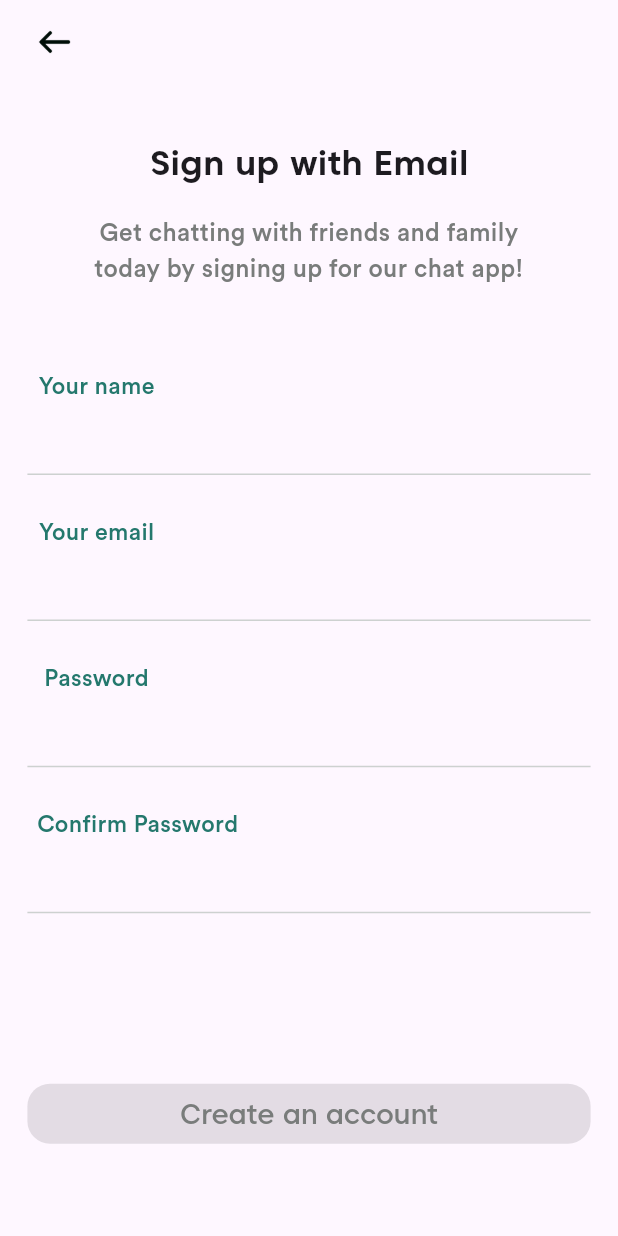
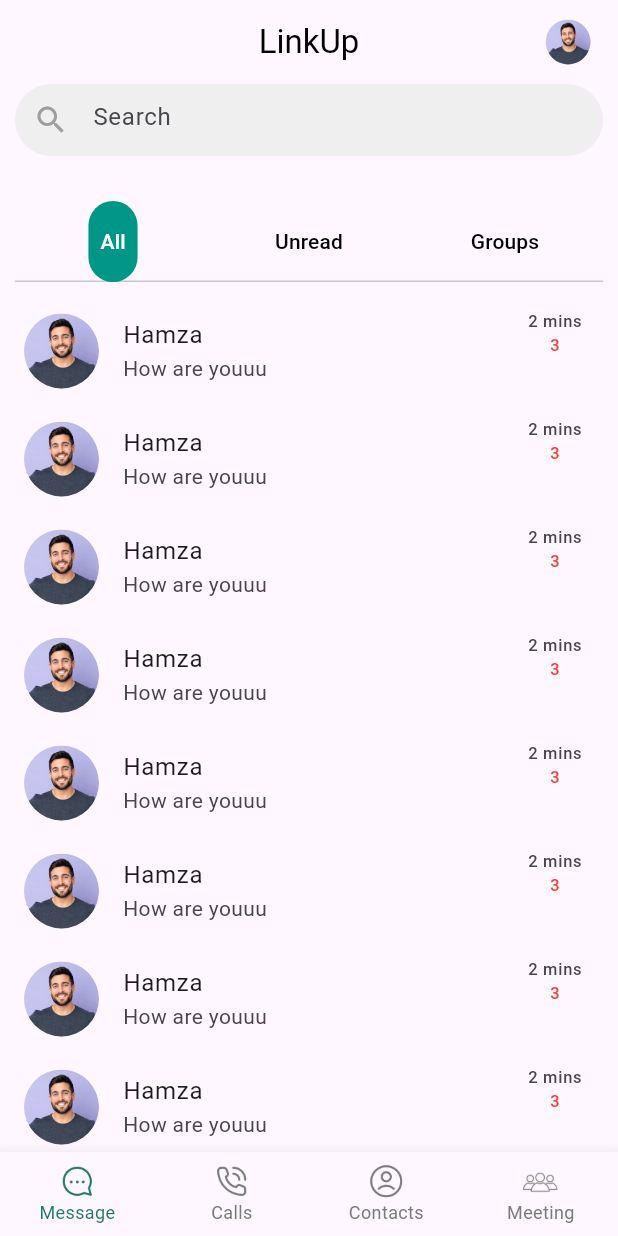
Before and after one commit to HamzaIqbal19/chattingApp, a Flutter app: the screen it shows after launch, after a tap on "Sign up with mail", on a phone screen of 412 x 824 dp. Run offline on Flutter 3.47's test engine with Material 3 defaults, Android fonts, the phone set to English and light mode, and no system bars; our stand-ins replace email_validator, flutter_keyboard_visibility, flutter_screenutil, get.

Commit message:
homescreen working

```diff
--- a/lib/View/Constants/app_assets.dart
+++ b/lib/View/Constants/app_assets.dart
@@ -9,7 +9,7 @@ class AppAssets {
   static const blackGoogle = "assets/images/google blackBg.png";
   static const whiteGoogle = "assets/images/google whiteBg.png";
   static const backButton = "assets/images/Back.png";
-  static const call = "assets/images/call.png";
+  static const call = "assets/images/Call.png";
   static const camera = "assets/images/camera.png";
   static const files = "assets/images/files.png";
   static const attachment = "assets/images/attachment.png";
@@ -18,4 +18,10 @@ class AppAssets {
   static const send = "assets/images/send.png";
   static const video = "assets/images/Video.png";
   static const whiteFacebook = "assets/images/facebook whiteBg.png";
+  static const message = "assets/images/Message.png";
+  static const settings = "assets/images/settings.png";
+  static const user = "assets/images/user.png";
+  static const callbottom = "assets/images/Call bottom.png";
+  static const plus = "assets/images/plus.png";
+  static const meeting = "assets/images/meeting.png";
 }
--- a/lib/View/Constants/routeFactories.dart
+++ b/lib/View/Constants/routeFactories.dart
@@ -1,21 +1,27 @@
 import 'package:chatting_app/View/Constants/routeNames.dart';
-import 'package:chatting_app/View/HomeScreen/Home_screen.dart';
-import 'package:chatting_app/View/LoginScreen/loginScreen.dart';
-import 'package:chatting_app/View/SignUpScreen/signupScreen.dart';
-import 'package:chatting_app/View/SplashScreen/splash_screen.dart';
+import 'package:chatting_app/View/Home/homeScreen.dart';
+import 'package:chatting_app/View/Home/widgets/chatScreen.dart';
+import 'package:chatting_app/View/onBoarding/onBoarding.dart';
+import 'package:chatting_app/View/Login/loginScreen.dart';
+import 'package:chatting_app/View/SignUp/signupScreen.dart';
+import 'package:chatting_app/View/Splash/splash_screen.dart';
 import 'package:flutter/cupertino.dart';
 import 'package:flutter/material.dart';
 
 class RouteFactories {
   static GlobalKey<NavigatorState> splashKey = GlobalKey<NavigatorState>();
   static GlobalKey<NavigatorState> loginKey = GlobalKey<NavigatorState>();
+  static GlobalKey<NavigatorState> onBoardingKey = GlobalKey<NavigatorState>();
+  static GlobalKey<NavigatorState> registerKey = GlobalKey<NavigatorState>();
   static GlobalKey<NavigatorState> homeKey = GlobalKey<NavigatorState>();
-  static GlobalKey<NavigatorState> registerKey = GlobalKey<NavigatorState>();
+  static GlobalKey<NavigatorState> chatKey = GlobalKey<NavigatorState>();
 
   static const int splashIndex = 0;
   static const int loginIndex = 1;
-  static const int homeIndex = 2;
+  static const int onBoardingIndex = 2;
   static const int registerIndex = 3;
+  static const int homeIndex = 4;
+  static const int chatIndex = 5;
 
   static GlobalKey<NavigatorState> _currentNavigator = splashKey;
   static GlobalKey<NavigatorState> get currentNavigator => _currentNavigator;
@@ -26,10 +32,14 @@ class RouteFactories {
         _currentNavigator = splashKey;
       case loginIndex:
         _currentNavigator = loginKey;
+      case onBoardingIndex:
+        _currentNavigator = onBoardingKey;
+      case registerIndex:
+        _currentNavigator = registerKey;
       case homeIndex:
         _currentNavigator = homeKey;
-      case registerIndex:
-        _currentNavigator = registerKey;
+      case chatIndex:
+        _currentNavigator = chatKey;
     }
   }
 
@@ -39,9 +49,9 @@ class RouteFactories {
         return CupertinoPageRoute(
             settings: routeSettings,
             builder: (context) => const SplashScreen());
-      case RouteNames.home:
+      case RouteNames.onBoarding:
         return CupertinoPageRoute(
-            settings: routeSettings, builder: (context) => const HomeScreen());
+            settings: routeSettings, builder: (context) => const OnBoarding());
       case RouteNames.login:
         return CupertinoPageRoute(
             settings: routeSettings, builder: (context) => const LoginScreen());
@@ -49,6 +59,12 @@ class RouteFactories {
         return CupertinoPageRoute(
             settings: routeSettings,
             builder: (context) => const SignUpScreen());
+      case RouteNames.home:
+        return CupertinoPageRoute(
+            settings: routeSettings, builder: (context) => const HomeScreen());
+      case RouteNames.chats:
+        return CupertinoPageRoute(
+            settings: routeSettings, builder: (context) => const ChatScreen());
       default:
         return errorRoute;
     }
--- a/lib/View/Constants/routeNames.dart
+++ b/lib/View/Constants/routeNames.dart
@@ -2,7 +2,8 @@ class RouteNames {
   static const String splash = '/splash';
   static const String login = '/loginScreen';
   static const String register = '/register';
+  static const String onBoarding = '/onBoarding';
+  static const String signUp = '/signUp';
   static const String home = '/home';
-  static const String signUp = '/signUp';
-//  static const String splash = '/splash';
+  static const String chats = '/chats';
 }
--- /dev/null
+++ b/lib/View/Home/homeScreen.dart
@@ -0,0 +1,217 @@
+import 'package:chatting_app/View/Constants/app_assets.dart';
+import 'package:chatting_app/View/Constants/app_dimensions.dart';
+import 'package:chatting_app/View/Home/widgets/chatlist.dart';
+import 'package:flutter/cupertino.dart';
+import 'package:flutter/material.dart';
+import 'package:flutter/widgets.dart';
+
+class HomeScreen extends StatefulWidget {
+  const HomeScreen({super.key});
+
+  @override
+  State<HomeScreen> createState() => _HomeScreenState();
+}
+
+class _HomeScreenState extends State<HomeScreen>
+    with SingleTickerProviderStateMixin {
+  int itemLength = 10;
+  String name = 'My Status';
+  List users = ['My Status', 'Hamza', 'Aqsa', 'Ayesha', 'Samia', 'Yumna'];
+  late TabController _tabController;
+  @override
+  void initState() {
+    super.initState();
+    _tabController = TabController(length: 3, vsync: this);
+  }
+
+  @override
+  Widget build(BuildContext context) {
+    return Scaffold(
+      appBar: AppBar(
+        centerTitle: true,
+        leading: SizedBox(),
+        title: const Text(
+          'LinkUp',
+          style: TextStyle(color: Colors.black),
+        ),
+        actions: [
+          InkWell(
+            child: Padding(
+              padding:
+                  EdgeInsets.only(right: AppDimensions.width10(context) * 2),
+              child: CircleAvatar(
+                radius: 15,
+                backgroundImage: AssetImage("assets/images/person.png"),
+              ),
+            ),
+          )
+        ],
+      ),
+
+      // bottom: PreferredSize(
+      //   preferredSize: const Size(100, 150),
+      //   child: Container(
+      //     margin: EdgeInsets.only(
+      //         bottom: AppDimensions.width10(context) * 3.7,
+      //         left: AppDimensions.width10(context) * 2),
+      //     child: Row(
+      //       children: [
+      //         SizedBox(
+      //           //     width: AppDimensions.width10(context) * 1,
+      //           child: SizedBox(
+      //             height: AppDimensions.width10(context) * 12,
+      //             width: AppDimensions.width10(context) * 40,
+      //             child: ListView.builder(
+      //                 scrollDirection: Axis.horizontal,
+      //                 itemCount: users.length,
+      //                 itemBuilder: (context, index) {
+      //                   return Padding(
+      //                     padding: EdgeInsets.only(
+      //                         left: AppDimensions.width10(context) * 1.7,
+      //                         top: AppDimensions.width10(context) * 0.8),
+      //                     child: Stack(
+      //                       children: [
+      //                         Container(
+      //                           decoration: BoxDecoration(
+      //                               border: Border.all(
+      //                                   color: Colors.grey, width: 2),
+      //                               shape: BoxShape.circle,
+      //                               color: Colors.transparent),
+      //                           padding: EdgeInsets.all(2),
+      //                           child: CircleAvatar(
+      //                             radius:
+      //                                 AppDimensions.width10(context) * 3.7,
+      //                             backgroundImage: const AssetImage(
+      //                                 "assets/images/person.png"),
+      //                           ),
+      //                         ),
+      //                         index == 0
+      //                             ? Positioned(
+      //                                 right:
+      //                                     AppDimensions.width10(context) *
+      //                                         0,
+      //                                 bottom:
+      //                                     AppDimensions.width10(context) *
+      //                                         2.7,
+      //                                 child: Image(
+      //                                   height:
+      //                                       AppDimensions.width10(context) *
+      //                                           2.3,
+      //                                   width:
+      //                                       AppDimensions.width10(context) *
+      //                                           2.3,
+      //                                   image: const AssetImage(
+      //                                       AppAssets.plus),
+      //                                 ))
+      //                             : const SizedBox(),
+      //                         Positioned(
+      //                             bottom:
+      //                                 AppDimensions.width10(context) * 0.7,
+      //                             child: SizedBox(
+      //                               width: AppDimensions.width10(context) *
+      //                                   7.4,
+      //                               child: Text(
+      //                                 users[index].length > 6
+      //                                     ? "${users[index].toString().trim().substring(0, 6)}.."
+      //                                     : users[index],
+      //                                 textAlign: TextAlign.center,
+      //                                 style: TextStyle(
+      //                                     color: Colors.white,
+      //                                     fontSize: AppDimensions.font10(
+      //                                             context) *
+      //                                         1.6,
+      //                                     fontFamily: 'Caros',
+      //                                     fontWeight: FontWeight.w500),
+      //                               ),
+      //                             ))
+      //                       ],
+      //                     ),
+      //                   );
+      //                 }),
+      //           ),
+      //         )
+      //       ],
+      //     ),
+      //   ),
+      // )),
+
+      body: Expanded(
+        child: Column(
+          children: [
+            // Search Bar + TabBar
+            Padding(
+              padding: EdgeInsets.only(left: 10, right: 10),
+              child: Container(
+                decoration: BoxDecoration(
+                  color: Color.fromARGB(255, 239, 239, 239),
+                  borderRadius: BorderRadius.circular(50),
+                ),
+                child: TextFormField(
+                  cursorColor: Color.fromARGB(255, 132, 133, 133),
+                  decoration: const InputDecoration(
+                    contentPadding:
+                        EdgeInsets.only(left: 10, right: 10, top: 10),
+                    prefixIcon: Icon(Icons.search, color: Colors.grey),
+                    hintText: "Search",
+                    border: InputBorder.none,
+                  ),
+                ),
+              ),
+            ),
+            SizedBox(height: 20),
+
+            // Tab Bar
+            Container(
+              margin: EdgeInsets.symmetric(horizontal: 10, vertical: 10),
+              decoration: BoxDecoration(
+                  // color: Colors.grey[200],
+                  //  borderRadius: BorderRadius.circular(10),
+                  ),
+              child: TabBar(
+                physics: NeverScrollableScrollPhysics(),
+                labelPadding:
+                    EdgeInsets.only(left: 8.0, right: 8.0, top: 0, bottom: 0),
+                padding: EdgeInsets.all(0),
+                indicatorWeight: 0,
+                controller: _tabController,
+                indicator: BoxDecoration(
+                  color: Colors.teal,
+                  borderRadius: BorderRadius.circular(20),
+                ),
+                labelColor: Colors.white,
+                unselectedLabelColor: Colors.black,
+                tabs: [
+                  Padding(
+                    padding: EdgeInsets.symmetric(vertical: 4, horizontal: 8),
+                    child: Tab(text: "All"),
+                  ),
+                  Padding(
+                    padding: EdgeInsets.symmetric(vertical: 4, horizontal: 8),
+                    child: Tab(text: "Unread"),
+                  ),
+                  Padding(
+                    padding: EdgeInsets.symmetric(vertical: 4, horizontal: 8),
+                    child: Tab(text: "Groups"),
+                  ),
+                ],
+              ),
+            ),
+
+            // Fix: Wrap TabBarView inside Expanded
+            Expanded(
+              child: TabBarView(
+                physics: NeverScrollableScrollPhysics(),
+                controller: _tabController,
+                children: [
+                  ChatListScreen(),
+                  ChatListScreen(),
+                  ChatListScreen(),
+                ],
+              ),
+            ),
+          ],
+        ),
+      ),
+    );
+  }
+}
--- /dev/null
+++ b/lib/View/Home/widgets/chatlist.dart
@@ -0,0 +1,43 @@
+import 'package:chatting_app/View/Constants/routeNames.dart';
+import 'package:flutter/cupertino.dart';
+import 'package:flutter/material.dart';
+
+class ChatListScreen extends StatefulWidget {
+  const ChatListScreen({super.key});
+
+  @override
+  State<ChatListScreen> createState() => _ChatListScreenState();
+}
+
+class _ChatListScreenState extends State<ChatListScreen> {
+  @override
+  Widget build(BuildContext context) {
+    return GestureDetector(
+      onTap: () {
+        Navigator.pushNamed(context, RouteNames.chats);
+      },
+      child: ListView.builder(
+          itemCount: 15,
+          shrinkWrap: true,
+          itemBuilder: (context, index) {
+            return const ListTile(
+              leading: CircleAvatar(
+                radius: 25,
+                backgroundImage: AssetImage("assets/images/person.png"),
+              ),
+              title: Text("Hamza"),
+              subtitle: Text("How are youuu"),
+              trailing: Column(
+                children: [
+                  Text("2 mins"),
+                  Text(
+                    "3",
+                    style: TextStyle(color: Colors.red),
+                  )
+                ],
+              ),
+            );
+          }),
+    );
+  }
+}
--- a/lib/View/SignUpScreen/signupScreen.dart
+++ b/lib/View/SignUp/signupScreen.dart
@@ -1,4 +1,5 @@
 import 'package:chatting_app/View/Constants/app_dimensions.dart';
+import 'package:chatting_app/View/Constants/routeNames.dart';
 import 'package:chatting_app/View/Widgets/CustomButton.dart';
 import 'package:chatting_app/View/Widgets/CustomTextFields.dart';
 import 'package:email_validator/email_validator.dart';
@@ -370,7 +371,9 @@ class _SignUpScreenState extends State<SignUpScreen> {
                   CustomButton().appButton(context,
                       onPressed: enable == true
                           ? () {
-                              if (_formKey.currentState!.validate()) {}
+                              if (_formKey.currentState!.validate()) {
+                                Navigator.pushNamed(context, RouteNames.home);
+                              }
                             }
                           : null,
                       buttonText: "Create an account",
--- a/lib/View/SplashScreen/splash_screen.dart
+++ b/lib/View/Splash/splash_screen.dart
@@ -1,6 +1,6 @@
 import 'package:chatting_app/View/Constants/app_assets.dart';
 import 'package:chatting_app/View/Constants/app_dimensions.dart';
-import 'package:chatting_app/View/HomeScreen/Home_screen.dart';
+import 'package:chatting_app/View/onBoarding/onBoarding.dart';
 import 'package:flutter/cupertino.dart';
 import 'package:flutter/material.dart';
 
@@ -41,7 +41,7 @@ class _SplashScreenState extends State<SplashScreen>
     super.initState();
     Future.delayed(const Duration(seconds: 5), () {
       Navigator.pushReplacement(
-          context, MaterialPageRoute(builder: (context) => const HomeScreen()));
+          context, MaterialPageRoute(builder: (context) => const OnBoarding()));
     });
   }
 
--- /dev/null
+++ b/lib/View/Widgets/bottomNavigation.dart
@@ -0,0 +1,74 @@
+import 'package:chatting_app/View/Constants/app_assets.dart';
+import 'package:chatting_app/View/Home/homeScreen.dart';
+import 'package:chatting_app/View/Login/loginScreen.dart';
+import 'package:chatting_app/View/SignUp/signupScreen.dart';
+import 'package:chatting_app/View/onBoarding/onBoarding.dart';
+import 'package:flutter/material.dart';
+
+class BottomNavigation extends StatefulWidget {
+  const BottomNavigation({super.key});
+
+  @override
+  State<BottomNavigation> createState() => _BottomNavigationState();
+}
+
+class _BottomNavigationState extends State<BottomNavigation> {
+  // void itemList(){}
+  int selectIndex = 0;
+  List itemList = [HomeScreen(), SignUpScreen(), LoginScreen(), OnBoarding()];
+
+  void onItemTapped(int index) {
+    setState(() {
+      selectIndex = index;
+    });
+  }
+
+  @override
+  Widget build(BuildContext context) {
+    return Scaffold(
+      body: itemList.elementAt(selectIndex),
+      bottomNavigationBar: BottomNavigationBar(
+        showSelectedLabels: true,
+        showUnselectedLabels: true,
+        type: BottomNavigationBarType.fixed,
+        selectedItemColor: Color(0XFF24786D),
+        unselectedItemColor: Color(0XFF797C7B),
+        selectedLabelStyle: TextStyle(fontSize: 12), // Reduce font size
+        unselectedLabelStyle: TextStyle(fontSize: 12), //
+        onTap: onItemTapped,
+        currentIndex: selectIndex,
+        items: const [
+          BottomNavigationBarItem(
+              icon: SizedBox(
+                child: ImageIcon(
+                  AssetImage(AppAssets.message),
+                ),
+              ),
+              label: "Message"),
+          BottomNavigationBarItem(
+              icon: SizedBox(
+                child: ImageIcon(
+                  AssetImage(AppAssets.callbottom),
+                ),
+              ),
+              label: "Calls"),
+          BottomNavigationBarItem(
+              icon: SizedBox(
+                child: ImageIcon(
+                  AssetImage(AppAssets.user),
+                ),
+              ),
+              label: "Contacts"),
+          BottomNavigationBarItem(
+              icon: SizedBox(
+                child: ImageIcon(
+                  //size: 40,
+                  AssetImage(AppAssets.meeting),
+                ),
+              ),
+              label: "Meeting")
+        ],
+      ),
+    );
+  }
+}
--- a/lib/View/HomeScreen/Home_screen.dart
+++ b/lib/View/onBoarding/onBoarding.dart
@@ -2,17 +2,19 @@ import 'package:chatting_app/View/Constants/app_assets.dart';
 import 'package:chatting_app/View/Constants/app_dimensions.dart';
 import 'package:chatting_app/View/Constants/routeNames.dart';
 import 'package:chatting_app/View/Widgets/CustomButton.dart';
+import 'package:chatting_app/View/Widgets/bottomNavigation.dart';
+import 'package:flutter/cupertino.dart';
 
 import 'package:flutter/material.dart';
 
-class HomeScreen extends StatefulWidget {
-  const HomeScreen({super.key});
+class OnBoarding extends StatefulWidget {
+  const OnBoarding({super.key});
 
   @override
-  State<HomeScreen> createState() => _HomeScreenState();
+  State<OnBoarding> createState() => _OnBoardingState();
 }
 
-class _HomeScreenState extends State<HomeScreen> {
+class _OnBoardingState extends State<OnBoarding> {
   @override
   Widget build(BuildContext context) {
     return Scaffold(
@@ -140,7 +142,12 @@ class _HomeScreenState extends State<HomeScreen> {
                   height: AppDimensions.height10(context) * 1.7,
                 ),
                 CustomButton().appButton(context, onPressed: () {
-                  Navigator.pushNamed(context, RouteNames.signUp);
+                  //  Navigator.pushNamed(context, RouteNames.signUp);
+                  Navigator.push(
+                      context,
+                      CupertinoPageRoute(
+                          builder: (context) => BottomNavigation()));
+                  // Navigator.pushNamed(context, RouteNames.home);
                 },
                     buttonText: "Sign up with mail",
                     buttonBgColor: Colors.white,
--- a/lib/main.dart
+++ b/lib/main.dart
@@ -1,5 +1,5 @@
 import 'package:chatting_app/View/Constants/routeFactories.dart' as route;
-import 'package:chatting_app/View/SplashScreen/splash_screen.dart';
+import 'package:chatting_app/View/Splash/splash_screen.dart';
 import 'package:flutter/material.dart';
 
 void main() {
--- a/pubspec.yaml
+++ b/pubspec.yaml
@@ -41,6 +41,7 @@ dependencies:
   get: ^4.6.6
   email_validator: ^3.0.0
   flutter_keyboard_visibility: ^6.0.0
+  font_awesome_flutter: ^10.8.0
 
 dev_dependencies:
   flutter_test:
```
Also changed, not shown: lib/View/Home/widgets/chatScreen.dart (added, +110 -0 lines), assets/images/Call bottom.png (added), assets/images/Message.png (added), assets/images/meeting.png (added), assets/images/person.png (added), assets/images/plus.png (added), assets/images/settings.png (added), assets/images/user.png (added), lib/View/Login/loginScreen.dart (renamed from lib/View/LoginScreen/loginScreen.dart), pubspec.lock.
